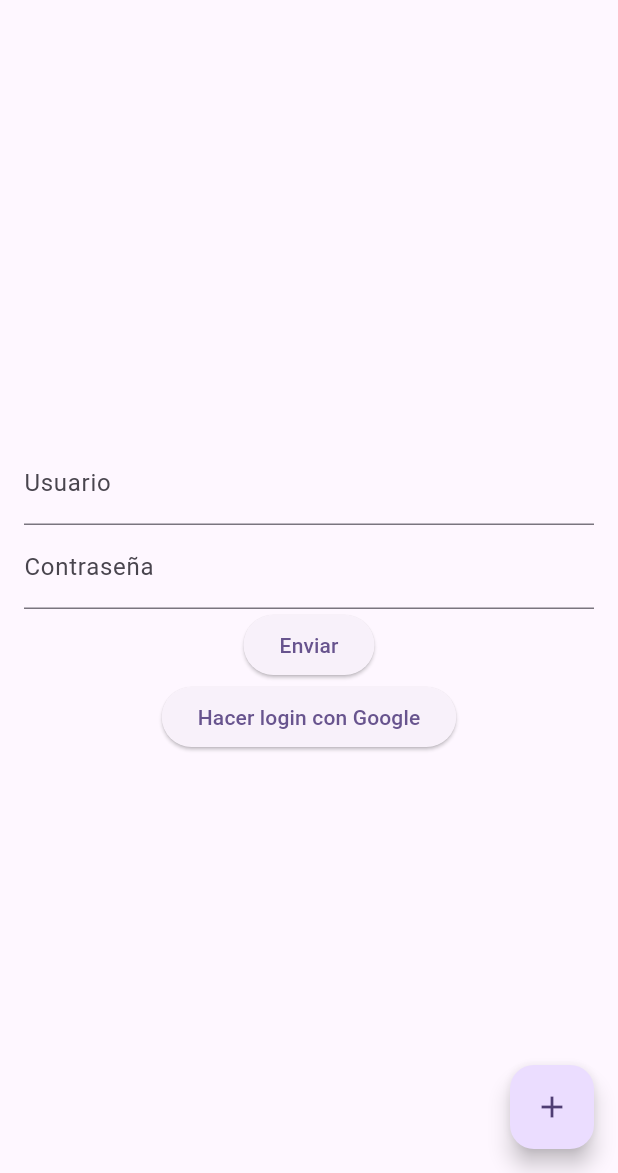
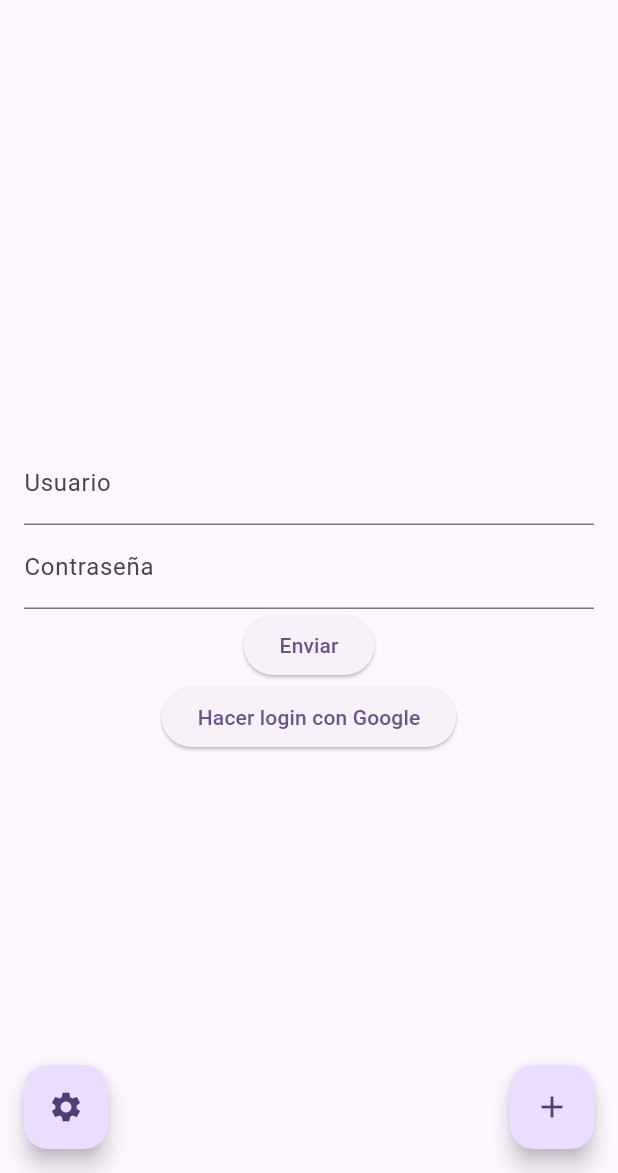
Before and after one commit to amlluch/firstFlutterApp, a Flutter app: the MyHomePage screen opened directly, on a phone screen of 412 x 824 dp, the part 63-1236 px from its top. Run offline on Flutter 3.47's test engine with Material 2 defaults, Android fonts, the phone set to English and light mode, and no system bars; our stand-ins replace firebase_auth, firebase_core, google_sign_in, shared_preferences; accounts and stored records are empty; network calls fail.

```diff
--- a/lib/main.dart
+++ b/lib/main.dart
@@ -139,7 +139,9 @@ class _MyHomePageState extends State<MyHomePage> {
       appBar: AppBar(
         title: Text(widget.title),
       ),
-      body: Padding(
+      body: Stack(
+        children: <Widget>[
+          Padding(
             padding: const EdgeInsets.all(16.0),
             child: Column(
               mainAxisAlignment: MainAxisAlignment.center,
@@ -168,7 +170,10 @@ class _MyHomePageState extends State<MyHomePage> {
               ],
             ),
           ),
-      floatingActionButton: FloatingActionButton(
+          Positioned(
+            bottom: 16,
+            right: 16,
+            child: FloatingActionButton(
               onPressed: () {
                 Navigator.push(
                   context,
@@ -177,6 +182,22 @@ class _MyHomePageState extends State<MyHomePage> {
               },
               child: const Icon(Icons.add),
             ),
+          ),
+          Positioned(
+            bottom: 16,
+            left: 16,
+            child: FloatingActionButton(
+              onPressed: () {
+                Navigator.push(
+                  context,
+                  MaterialPageRoute(builder: (context) => const EndpointScreen()),
+                );
+              },
+              child: const Icon(Icons.settings),
+            ),
+          ),
+        ],
+      ),
     );
   }
 }
```
Also changed, not shown: lib/endpoint_screen.dart (+15 -1 lines). Lines whose indentation alone changed are shown as unchanged.
